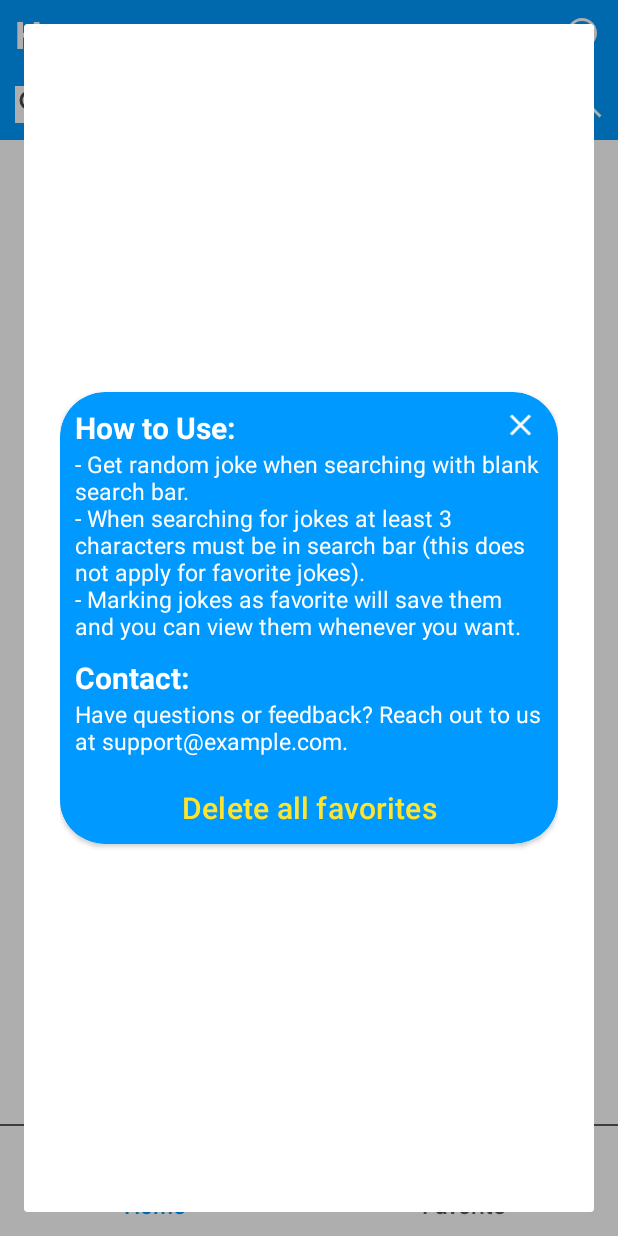
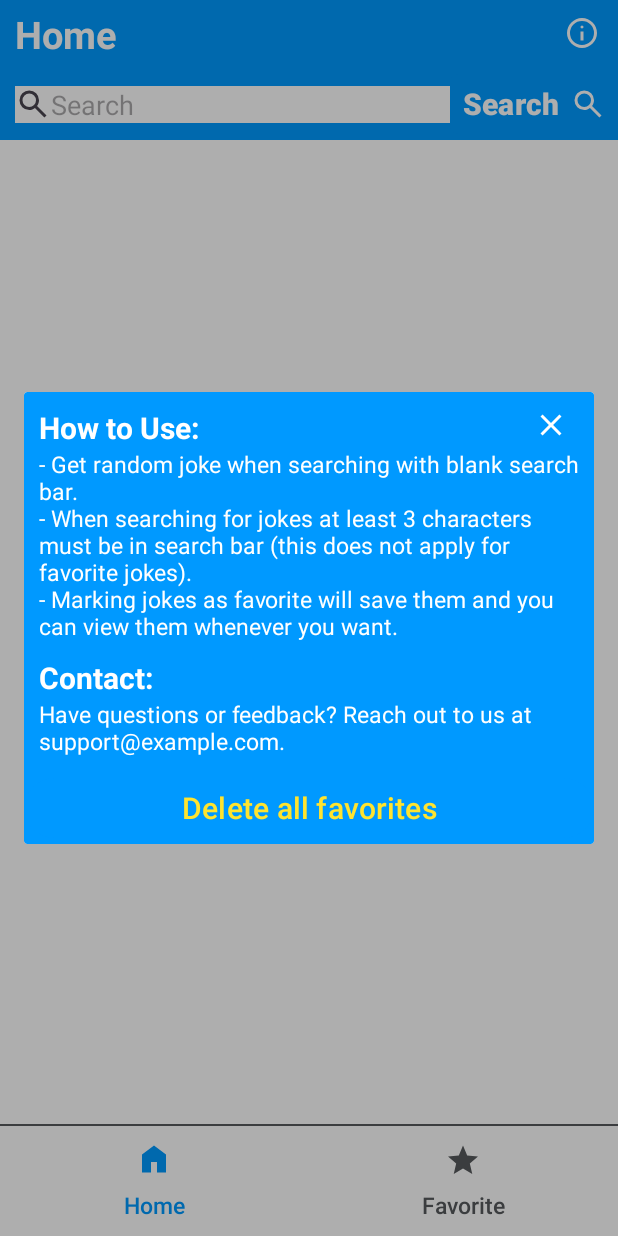
Before and after one commit to MartinMasar/dad-jokes, an Android app: the screen it shows after launch (MainActivity), after a tap on an icon or button, on a phone screen of 412 x 824 dp. Run offline under Robolectric (Android 15) with nearby library versions, the phone set to English and light mode, and no system bars; our stand-ins replace Room's generated code, data binding.

Commit message:
uprava kodu

```diff
--- a/app/src/main/java/com/example/dadjokes/DadJokes.kt
+++ /dev/null
@@ -1,3 +0,0 @@
-package com.example.dadjokes.model
-
-data class DadJokes(val joke: String)
--- a/app/src/main/java/com/example/dadjokes/DatabaseRepository.kt
+++ b/app/src/main/java/com/example/dadjokes/DatabaseRepository.kt
@@ -1,10 +1,8 @@
 package com.example.dadjokes
 
-import android.util.Log
 import com.example.dadjokes.database.JokeDao
 import com.example.dadjokes.database.JokeEntity
 import kotlinx.coroutines.flow.Flow
-import kotlinx.coroutines.flow.collect
 
 class DatabaseRepository (private val jokeDao: JokeDao){
 
--- a/app/src/main/java/com/example/dadjokes/MainActivity.kt
+++ b/app/src/main/java/com/example/dadjokes/MainActivity.kt
@@ -4,18 +4,13 @@ import android.content.Intent
 import androidx.appcompat.app.AppCompatActivity
 import android.os.Bundle
 import android.widget.Button
-import android.widget.ImageButton
-import android.widget.Toast
 import androidx.appcompat.app.AlertDialog
 import androidx.appcompat.widget.AppCompatImageView
 import androidx.lifecycle.Observer
 import androidx.recyclerview.widget.LinearLayoutManager
 import androidx.recyclerview.widget.RecyclerView
 import com.example.dadjokes.databinding.ActivityMainBinding
-import com.example.dadjokes.model.DadJokes
 import androidx.lifecycle.ViewModelProvider
-import com.example.dadjokes.model.JokeItem
-import com.example.dadjokes.model.JokesResponse
 
 class MainActivity : AppCompatActivity() {
     private lateinit var binding: ActivityMainBinding
@@ -26,75 +21,55 @@ class MainActivity : AppCompatActivity() {
 
     override fun onCreate(savedInstanceState: Bundle?) {
         super.onCreate(savedInstanceState)
+
+        // Inflate the layout and set it as the content view
         binding = ActivityMainBinding.inflate(layoutInflater)
         val view = binding.root
         setContentView(view)
 
+        // Initialize RecyclerView and its layout manager
         recyclerView = binding.recyclerView
         recyclerView.layoutManager = LinearLayoutManager(this)
 
-        //binding.txtLabel.text = "Hello UTB"
-
+        // Initialize ViewModel using the JokesViewModelFactory
         val app = application as MyApplication
         viewModel = ViewModelProvider(this, JokesViewModelFactory(app.apiRepository, app.databaseRepository))
             .get(MainViewModel::class.java)
 
-        //val supplierList = generateData()
+        // Initialize RecyclerView adapter
         adapter = JokeAdapter(viewModel)
         recyclerView.adapter = adapter
 
+        // Set up data binding
         binding.viewModel = viewModel
         binding.lifecycleOwner = this
 
+        // Observe LiveData for joke list updates
         viewModel.jokeList.observe(this, Observer { jokes ->
-            // Update the RecyclerView adapter with the new data
             adapter.submitList(jokes)
         })
 
         viewModel.getAllSavedJokes()
 
-        //?.jokeList?.observe(this,updateObserver)
-        //observeViewModel()
         setClickListener()
     }
 
-    /*var updateObserver: Observer<ArrayList<DadJokes>?> =
-        Observer<ArrayList<DadJokes>?>(userArrayList ->
-            jokeAdapter)*/
-
-
-    /*private fun observeViewModel() {
-        // Observe the LiveData in the ViewModel
-        viewModel.jokesResponseValue.observe(this, Observer { jokesResponse ->
-            // Update the RecyclerView adapter with the new data
-            adapter.updateData(jokesResponse.results)
-        })
-    }*/
-
     private fun setClickListener() {
-        // Set a click listener for the Search button
         binding.buttonSearch.setOnClickListener {
-            // Get the text from the EditText
             val searchText = binding.editTextText.text.toString()
             // Call the ViewModel method to fetch data based on the search text
             if(searchText == ""){
                 viewModel.getRandomJoke()
-                //val dadJoke: DadJokes = convertToDadJokes(viewModel.jokes.value)
-                //adapter = JokeAdapter()
-                //recyclerView.adapter = adapter
             }
             else if(searchText.length < 3){
-                //no more than 3 characters
-                //Toast.makeText(this, "Warning: This is a warning message.", Toast.LENGTH_SHORT).show()
+                // Show a warning dialog for short search text
                 val alertDialog = AlertDialog.Builder(this)
                     .setTitle(title)
                     .setMessage("Warning: There must be none orat least 3 characters to search jokes")
                     .setPositiveButton("OK") { dialog, _ ->
-                        // Handle the OK button click if needed
                         dialog.dismiss()
                     }
                     .create()
-
                 alertDialog.show()
             }
             else{
@@ -103,12 +78,14 @@ class MainActivity : AppCompatActivity() {
         }
 
         binding.buttonFavorite.setOnClickListener {
-            // Create an Intent to start the FavoriteActivity (replace FavoriteActivity with the actual name of your second activity)
+            // Create an Intent to start the FavoriteActivity
             val intent = Intent(this@MainActivity, SecondActivity::class.java)
             intent.addFlags(Intent.FLAG_ACTIVITY_CLEAR_TOP or Intent.FLAG_ACTIVITY_SINGLE_TOP)
             startActivity(intent)
         }
+
         binding.buttonInfo.setOnClickListener {
+            // Inflate the information dialog layout
             val infoDialogView = layoutInflater.inflate(R.layout.dialog_info, null)
             val infoBuilder = AlertDialog.Builder(this)
             infoBuilder.setView(infoDialogView)
@@ -116,9 +93,10 @@ class MainActivity : AppCompatActivity() {
 
             // Set a click listener for the close button in the information dialog
             infoDialogView.findViewById<AppCompatImageView>(R.id.imageView).setOnClickListener {
-                infoDialog.dismiss() // Close the information dialog when the close button is clicked
+                infoDialog.dismiss()
             }
 
+            // Set a click listener for the "Delete all favorites" button in the information dialog
             infoDialogView.findViewById<Button>(R.id.buttonDeleteData).setOnClickListener {
                 val deleteDialogBuilder = AlertDialog.Builder(binding.root.context)
                     .setTitle("Delete all favorites")
@@ -135,20 +113,8 @@ class MainActivity : AppCompatActivity() {
                 // Show the delete dialog
                 deleteDialogBuilder.show()
             }
-
             // Show the information dialog
             infoDialog.show()
         }
-
-
     }
-
-    fun convertToDadJokes(jokesResponse: JokesResponse): List<DadJokes> {
-        return jokesResponse.results.map { DadJokes(it.joke) }
-    }
-
-    fun convertToDadJokes(jokeItem: JokeItem): DadJokes {
-        return DadJokes(jokeItem.joke)
-    }
-
 }
--- a/app/src/main/java/com/example/dadjokes/MainViewModel.kt
+++ b/app/src/main/java/com/example/dadjokes/MainViewModel.kt
@@ -1,16 +1,11 @@
 package com.example.dadjokes
 
-import android.util.Log
 import androidx.lifecycle.LiveData
 import androidx.lifecycle.MutableLiveData
 import androidx.lifecycle.ViewModel
-import androidx.lifecycle.map
 import androidx.lifecycle.viewModelScope
 import com.example.dadjokes.database.JokeEntity
 import com.example.dadjokes.model.DadJokes
-import com.example.dadjokes.model.JokeItem
-import com.example.dadjokes.model.JokesResponse
-//import com.example.dadjokes.model.JokeItem
 import kotlinx.coroutines.Dispatchers
 import kotlinx.coroutines.launch
 
@@ -19,144 +14,52 @@ class MainViewModel(
     private val databaseRepository: DatabaseRepository
 ) : ViewModel() {
 
-    /*private val _jokesResponseValue = MutableLiveData<JokesResponse>()
-    val jokesResponseValue: LiveData<JokesResponse> = _jokesResponseValue*/
-
-    //private val _jokes = MutableLiveData<JokeItem>()
-    //val jokes: LiveData<JokeItem> = _jokes
-
-    /*val jokeList: LiveData<List<DadJokes>> = jokesResponseValue.map { response ->
-        response?.results?.map { DadJokes(it.joke) } ?: emptyList()
-    }*/
-
+    // LiveData to hold the list of jokes fetched from the API
     private val _jokeList = MutableLiveData<List<DadJokes>>()
     val jokeList: LiveData<List<DadJokes>> = _jokeList
 
+    // LiveData to hold the list of favorite jokes from the local database
     private val _favoriteJokeList = MutableLiveData<List<DadJokes>>()
     val favoriteJokeList: LiveData<List<DadJokes>> = _favoriteJokeList
 
+    // LiveData to hold the count of favorite jokes
     private val _favoriteJokeCount = MutableLiveData<Int>()
     val favoriteJokeCount: LiveData<Int> = _favoriteJokeCount
 
 
+    // Fetch a random joke from the API
     fun getRandomJoke() {
         viewModelScope.launch(Dispatchers.IO) {
             val result = apiRepository.getRandomJoke()
-            //_jokes.postValue(result)
-
-            /*if(result == null){
-                _jokesResponseValue.postValue(result)
-            }
-            else{
-                val jokesResponse = JokesResponse(
-                    current_page = 1,
-                    next_page = 1,
-                    //results = result?.let { arrayOf(it) } ?: null
-                    //results = arrayOf(result?:JokeItem(id = "default_id", joke = "default_joke"))
-                    results = arrayOf(result)
-                )
-                _jokesResponseValue.postValue(jokesResponse)
-            }*/
-            /*try {
-                val result = repository.getRandomJoke()
-
-                val jokesResponse = JokesResponse(
-                    current_page = 1,
-                    next_page = 1,
-                    results = arrayOf(result ?: JokeItem(id = "default_id", joke = "default_joke "))
-                )
-                _jokesResponseValue.postValue(jokesResponse)
-            } catch (e: Exception) {
-                Log.e("JokeError", e.toString()) // Log any errors
-            }*/
 
             if (result != null) {
-                /*val jokesResponse = JokesResponse(
-                    current_page = 1,
-                    next_page = 1,
-                    results = arrayOf(result)
-                )
-                _jokesResponseValue.postValue(jokesResponse)*/
                 _jokeList.postValue(listOf(DadJokes(result.joke)))
             }
         }
     }
 
-    /*fun getJokeByWord(input: String) {
-        viewModelScope.launch(Dispatchers.IO) {
-            val result = apiRepository.getJokeByWord(input)
-            _jokesResponseValue.postValue(result)
-        }
-    }*/
-
+    // Fetch jokes containing a specific word from the API
     fun getJokeByWord(input: String) {
         viewModelScope.launch(Dispatchers.IO) {
-            // Fetch the new data
             var result = apiRepository.getJokeByWordAndPage(input, 1)
-            // Check if there is existing data
-            Log.d("result", result.toString())
+
             if (result == null) {
-                // If no existing data, set the result directly
-                //_jokesResponseValue.postValue(result)
+                // If no result, post an empty list
                 _jokeList.postValue(result?.results?.map { DadJokes(it.joke) } ?: emptyList())
             } else {
                 var updatedResults =result.results
-                Log.d("updatedResults", updatedResults.toString())
-                while(result?.current_page?:6<=5 && !(result?.current_page?:0 == result?.next_page?:0)) {
-                    // If there is existing data, update the results array and replace current_page and next_page
-                    //val newResults = apiRepository.getJokeByWordAndPage(input, result?.next_page ?: 1)
-                    result = apiRepository.getJokeByWordAndPage(input, result?.next_page ?: 1)
-                    Log.d("newResults", result.toString())
-                    //= result?.results ?: emptyArray()
-                    //updatedResults += newResults?.results ?: emptyArray()
+                // Fetch additional pages of results until the last page is reached (does not fetch more then 5 pages because of words like "and" and "the")
+                while(result?.currentPage?:6<=5 && !(result?.currentPage?:0 == result?.nextPage?:0)) {
+                    result = apiRepository.getJokeByWordAndPage(input, result?.nextPage ?: 1)
                     updatedResults += result?.results ?: emptyArray()
-                    Log.d("updatedResultswhile", updatedResults.toString())
-
                 }
-                /*val updatedJokesResponse = JokesResponse(
-                    current_page = result?.current_page ?: 0,
-                    next_page = result?.next_page ?: 0,
-                    results = updatedResults
-                )
-                Log.d("updatedJokesResponse", updatedJokesResponse.toString())
-                Log.d("count", updatedJokesResponse.results.size.toString())*/
-
-                // Post the updated value
-                //_jokesResponseValue.postValue(updatedJokesResponse)
-                //_jokeList.postValue(result?.results?.map { DadJokes(it.joke) } ?: emptyList())
+                // Post the updated results to the LiveData
                 _jokeList.postValue(updatedResults.map {DadJokes(it.joke)})
             }
         }
     }
 
-    /*fun getJokeByWordAndPage(input: String, page: Int) {
-        viewModelScope.launch(Dispatchers.IO) {
-            // Fetch the new data
-            val result = apiRepository.getJokeByWordAndPage(input, page)
-
-            // Get the existing value
-            val currentValue = _jokesResponseValue.value
-
-            // Check if there is existing data
-            if (currentValue == null) {
-                // If no existing data, set the result directly
-                _jokesResponseValue.postValue(result)
-            } else {
-                // If there is existing data, update the results array and replace current_page and next_page
-                val newResults = result?.results ?: emptyArray()
-                val updatedResults = currentValue.results + newResults
-                val updatedJokesResponse = JokesResponse(
-                    current_page = result?.current_page ?: 0,
-                    next_page = result?.next_page ?: 0,
-                    results = updatedResults
-                )
-
-                // Post the updated value
-                _jokesResponseValue.postValue(updatedJokesResponse)
-            }
-        }
-    }*/
-
+    // Add a joke to the local database
     fun addToFavorites(joke: DadJokes) {
         viewModelScope.launch(Dispatchers.IO) {
             val jokeEntity = JokeEntity(joke = joke.joke)
@@ -164,24 +67,26 @@ class MainViewModel(
         }
     }
 
+    // Remove a joke from the local database
     fun removeFromFavorites(joke: DadJokes) {
         viewModelScope.launch(Dispatchers.IO) {
             val jokeEntity = JokeEntity(joke = joke.joke)
             databaseRepository.removeFromFavorites(jokeEntity)
-            //Log.d("viewmodel", "id: ${jokeEntity.id}, joke: ${jokeEntity.joke}")
         }
     }
 
+    // Update the LiveData with the list of favorite jokes
     private fun updateFavoriteJokesList(jokes: List<JokeEntity>) {
-        // Process the result and convert it to JokeItem
         val convertedJokes = jokes.map { DadJokes(joke = it.joke) }
         _favoriteJokeList.postValue(convertedJokes)
     }
 
+    // Update the LiveData with the count of favorite jokes
     private fun updateFavoriteJokeCount(jokes: List<JokeEntity>) {
         _favoriteJokeCount.postValue(jokes.size)
     }
 
+    // Fetch all saved jokes from the local database
     fun getAllSavedJokes() {
         viewModelScope.launch(Dispatchers.IO) {
             val result = databaseRepository.getAllSavedJokes()
@@ -192,8 +97,10 @@ class MainViewModel(
         }
     }
 
+    // Fetch saved jokes containing a specific word from the local database
     fun getSavedJokeByWord(searchTerm: String) {
         if(searchTerm==""){
+            // If the search term is empty, fetch all saved jokes
             getAllSavedJokes()
         }
         else{
@@ -206,10 +113,12 @@ class MainViewModel(
         }
     }
 
+    // Check if a joke is saved
     fun isJokeSaved(joke: DadJokes): Boolean {
         return favoriteJokeList.value?.any { it.joke == joke.joke } == true
     }
 
+    // Delete all jokes from the local database
     fun deleteAllJokes() {
         viewModelScope.launch(Dispatchers.IO) {
             databaseRepository.deleteAllJokes()
--- a/app/src/main/java/com/example/dadjokes/MyApplication.kt
+++ b/app/src/main/java/com/example/dadjokes/MyApplication.kt
@@ -24,8 +24,4 @@ class MyApplication : Application() {
     val databaseRepository: DatabaseRepository by lazy {
         DatabaseRepository(getDatabase(this).jokeDao)
     }
-
-    override fun onCreate() {
-        super.onCreate()
-    }
 }
--- a/app/src/main/java/com/example/dadjokes/api/JokesApiService.kt
+++ b/app/src/main/java/com/example/dadjokes/api/JokesApiService.kt
@@ -12,12 +12,6 @@ interface JokesApiService {
     @GET("?")
     suspend fun getRandomJoke(@Header("Accept") acceptHeader: String = "application/json"): Response<JokeItem>
 
-    /*@GET("search")
-    suspend fun getJokeByWord(
-        @Query("term") input: String,
-        @Header("Accept") acceptHeader: String = "application/json"
-    ): Response<JokesResponse>*/
-
     @GET("search")
     suspend fun getJokeByWordAndPage(
         @Query("term") input: String,
--- a/app/src/main/res/drawable/star.xml
+++ b/app/src/main/res/drawable/star.xml
@@ -6,5 +6,5 @@
     android:tint="?attr/colorControlNormal">
   <path
       android:fillColor="@android:color/white"
-      android:pathData="M354,713L480,637L606,714L573,570L684,474L538,461L480,325L422,460L276,473L387,570L354,713ZM233,880L298,599L80,410L368,385L480,120L592,385L880,410L662,599L727,880L480,731L233,880ZM480,530L480,530L480,530L480,530L480,530L480,530L480,530L480,530L480,530L480,530L480,530Z"/>
+      android:pathData="M233,880L298,599L80,410L368,385L480,120L592,385L880,410L662,599L727,880L480,731L233,880Z"/>
 </vector>
--- a/app/src/main/res/drawable/starfilled.xml
+++ /dev/null
@@ -1,10 +0,0 @@
-<vector xmlns:android="http://schemas.android.com/apk/res/android"
-    android:width="24dp"
-    android:height="24dp"
-    android:viewportWidth="960"
-    android:viewportHeight="960"
-    android:tint="?attr/colorControlNormal">
-  <path
-      android:fillColor="@android:color/white"
-      android:pathData="M233,880L298,599L80,410L368,385L480,120L592,385L880,410L662,599L727,880L480,731L233,880Z"/>
-</vector>
--- a/app/src/main/res/layout/activity_main.xml
+++ b/app/src/main/res/layout/activity_main.xml
@@ -125,7 +125,7 @@
                         android:layout_weight="1"
                         android:backgroundTint="#FFFFFF"
                         android:text="Favorite"
-                        android:drawableTop="@drawable/starfilled"
+                        android:drawableTop="@drawable/star"
                         android:textSize="15sp"
                         android:textColor="#56595C"
                         app:cornerRadius="5dp"
--- a/app/src/main/res/layout/activity_second.xml
+++ b/app/src/main/res/layout/activity_second.xml
@@ -127,7 +127,7 @@
                         android:layout_weight="1"
                         android:backgroundTint="#FFFFFF"
                         android:text="Favorite"
-                        android:drawableTop="@drawable/starfilled"
+                        android:drawableTop="@drawable/star"
                         android:textSize="15sp"
                         android:textColor="#0099FF"
                         app:cornerRadius="5dp"
--- a/app/src/main/res/layout/dialog_info.xml
+++ b/app/src/main/res/layout/dialog_info.xml
@@ -1,21 +1,12 @@
 <?xml version="1.0" encoding="utf-8"?>
-<RelativeLayout xmlns:android="http://schemas.android.com/apk/res/android"
-    android:layout_width="match_parent"
-    android:layout_height="match_parent"
-    xmlns:app="http://schemas.android.com/apk/res-auto">
-
-    <LinearLayout
-        android:layout_width="match_parent"
-        android:layout_height="match_parent"
-        android:orientation="vertical"
-        android:gravity="center"
-        android:padding="24dp">
-
 <androidx.cardview.widget.CardView
+    xmlns:android="http://schemas.android.com/apk/res/android"
+    xmlns:app="http://schemas.android.com/apk/res-auto"
     android:layout_width="match_parent"
     android:layout_height="wrap_content"
     app:cardBackgroundColor="#0099FF"
-            app:cardCornerRadius="30dp">
+    android:layout_gravity="center"
+    android:paddingHorizontal="25dp">
 
     <LinearLayout
         android:layout_width="match_parent"
@@ -25,7 +16,8 @@
         <LinearLayout
             android:layout_width="match_parent"
             android:layout_height="match_parent"
-                    android:orientation="horizontal">
+            android:orientation="horizontal"
+            >
 
             <TextView
                 android:id="@+id/textView1"
@@ -91,7 +83,3 @@
     </LinearLayout>
 
 </androidx.cardview.widget.CardView>
-
-    </LinearLayout>
-
-</RelativeLayout>
--- a/app/src/main/res/layout/item_dad_joke.xml
+++ b/app/src/main/res/layout/item_dad_joke.xml
@@ -24,7 +24,7 @@
             android:layout_width="40dp"
             android:layout_height="40dp"
             android:backgroundTint="#0099FF"
-            android:src="@drawable/starfilled"
+            android:src="@drawable/star"
             app:cornerRadius="5dp"
             app:tint="#FFFFFF"
             android:layout_gravity="center_vertical"/>
```
Also changed, not shown: app/src/main/java/com/example/dadjokes/APIRepository.kt (+2 -12 lines), app/src/main/java/com/example/dadjokes/JokeAdapter.kt (+7 -9 lines), app/src/main/java/com/example/dadjokes/SecondActivity.kt (+12 -9 lines), app/src/main/java/com/example/dadjokes/database/JokeEntity.kt (+1 -14 lines), app/src/main/java/com/example/dadjokes/model/JokesResponse.kt (+5 -14 lines). Lines whose indentation alone changed are shown as unchanged.
